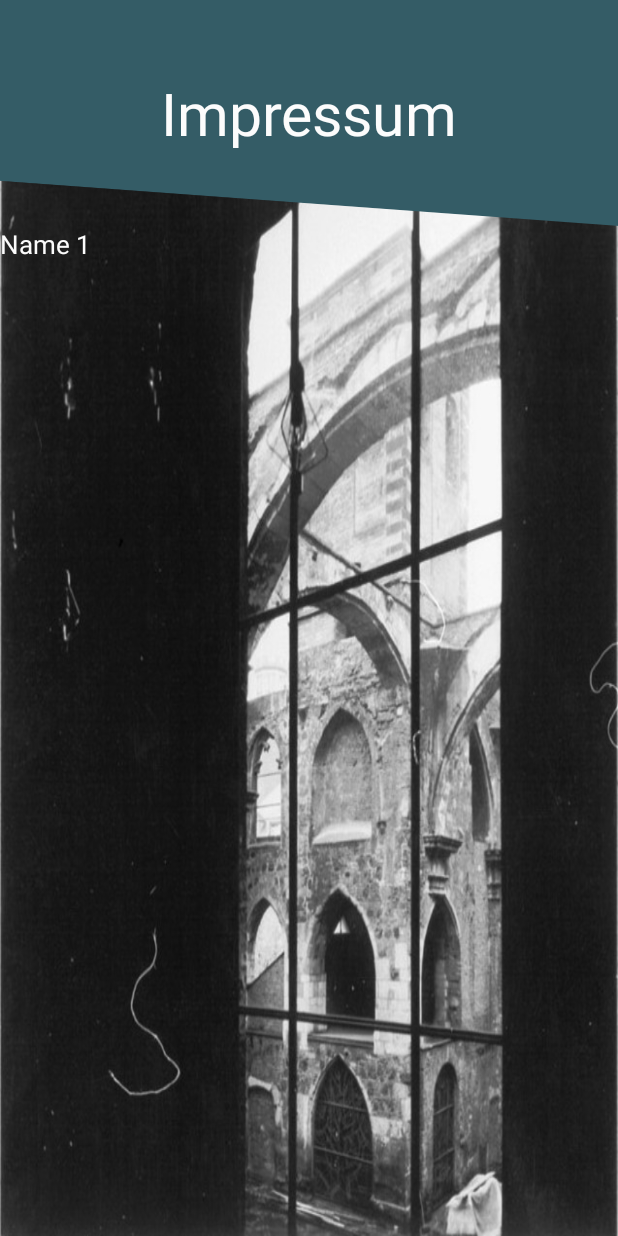
After one commit to ChristineSchaefer/StAlban_App, an Android app: the layout sta_impressum.xml on its own in the app's theme, with its tools: preview values and no code run, on a phone screen of 412 x 824 dp. The commit adds this screen. Run offline under Robolectric (Android 15) with nearby library versions, the phone set to English and light mode, and no system bars; Roboto replaces fonts that are not available here.

Commit message:
Impressum

```diff
--- a/app/build.gradle
+++ b/app/build.gradle
@@ -34,7 +34,7 @@ android {
 dependencies {
 
     implementation 'androidx.appcompat:appcompat:1.3.0'
-    implementation 'com.google.android.material:material:1.3.0'
+    implementation 'com.google.android.material:material:1.4.0'
     implementation 'androidx.constraintlayout:constraintlayout:2.0.4'
     implementation 'androidx.navigation:navigation-fragment:2.3.5'
     implementation 'androidx.navigation:navigation-ui:2.3.5'
@@ -42,6 +42,6 @@ dependencies {
     implementation 'androidx.recyclerview:recyclerview:1.2.1'
     implementation 'org.jetbrains:annotations:21.0.1'
     testImplementation 'junit:junit:4.+'
-    androidTestImplementation 'androidx.test.ext:junit:1.1.2'
-    androidTestImplementation 'androidx.test.espresso:espresso-core:3.3.0'
+    androidTestImplementation 'androidx.test.ext:junit:1.1.3'
+    androidTestImplementation 'androidx.test.espresso:espresso-core:3.4.0'
 }
--- /dev/null
+++ b/app/src/main/res/layout/sta_impressum.xml
@@ -0,0 +1,42 @@
+<?xml version="1.0" encoding="utf-8"?>
+<androidx.constraintlayout.widget.ConstraintLayout xmlns:android="http://schemas.android.com/apk/res/android"
+    xmlns:app="http://schemas.android.com/apk/res-auto"
+    xmlns:tools="http://schemas.android.com/tools"
+    android:layout_width="match_parent"
+    android:layout_height="match_parent"
+    android:background="@drawable/crba_mf104470_2" >
+
+    <ScrollView
+        android:layout_width="match_parent"
+        android:layout_height="match_parent">
+
+        <LinearLayout
+            android:layout_width="match_parent"
+            android:layout_height="wrap_content"
+            android:orientation="vertical" >
+
+            <TextView
+                android:id="@+id/textView2"
+                android:layout_width="match_parent"
+                android:layout_height="match_parent"
+                android:background="@drawable/men__headline"
+                android:gravity="center"
+                android:text="@string/impressum"
+                android:textAlignment="center"
+                android:textColor="@color/text"
+                android:textSize="39sp"
+                app:layout_constraintBottom_toBottomOf="@+id/view2"
+                app:layout_constraintEnd_toEndOf="parent"
+                app:layout_constraintStart_toStartOf="@+id/view2"
+                app:layout_constraintTop_toTopOf="@+id/view2"/>
+
+            <TextView
+                android:id="@+id/textView3"
+                android:layout_width="match_parent"
+                android:layout_height="wrap_content"
+                android:text="@string/impressum_data"
+                android:textColor="@color/text"
+                android:textSize="17sp"/>
+        </LinearLayout>
+    </ScrollView>
+</androidx.constraintlayout.widget.ConstraintLayout>
--- a/app/src/main/res/values/strings.xml
+++ b/app/src/main/res/values/strings.xml
@@ -41,4 +41,8 @@
     <string name="zur_ck">Zurück</string>
     <string name="weiter">Weiter</string>
 
+    <!--Impressum Stings-->
+    <string name="impressum">Impressum</string>
+    <string name="impressum_data">Name 1</string>
+
 </resources>
--- a/build.gradle
+++ b/build.gradle
@@ -5,7 +5,7 @@ buildscript {
         mavenCentral()
     }
     dependencies {
-        classpath "com.android.tools.build:gradle:4.2.1"
+        classpath 'com.android.tools.build:gradle:4.2.2'
 
         // NOTE: Do not place your application dependencies here; they belong
         // in the individual module build.gradle files
```
Also changed, not shown: app/src/main/res/drawable/crba_mf104470_2.jpg (added), app/src/main/res/drawable/rba_mf104470.png (added).
